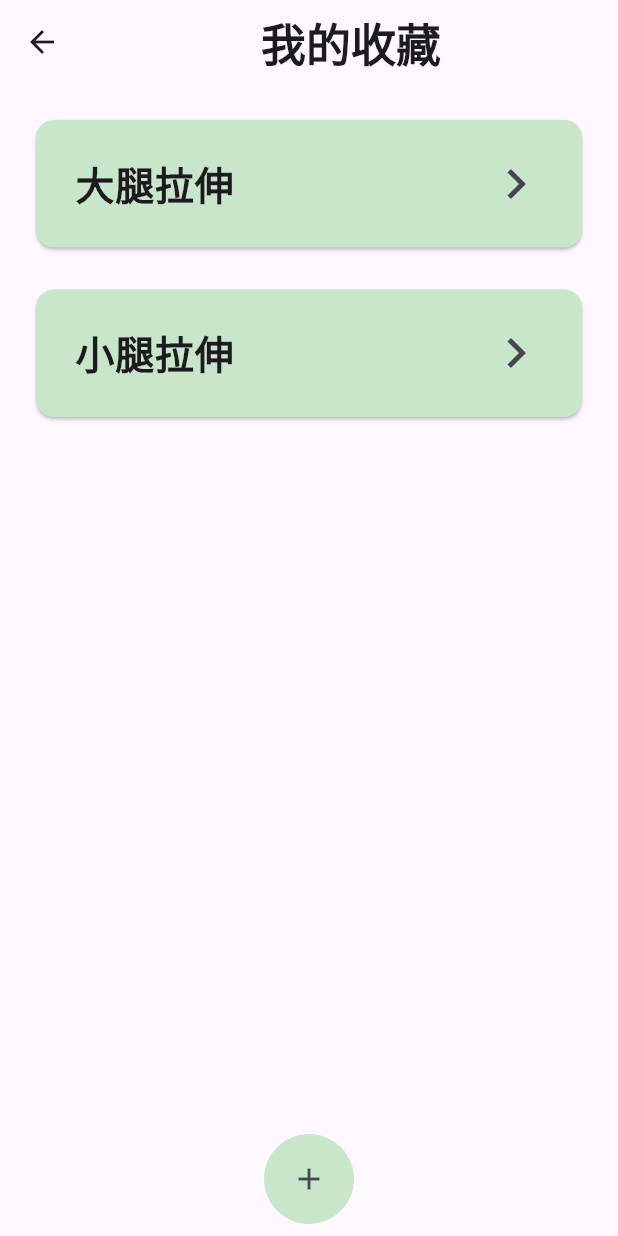
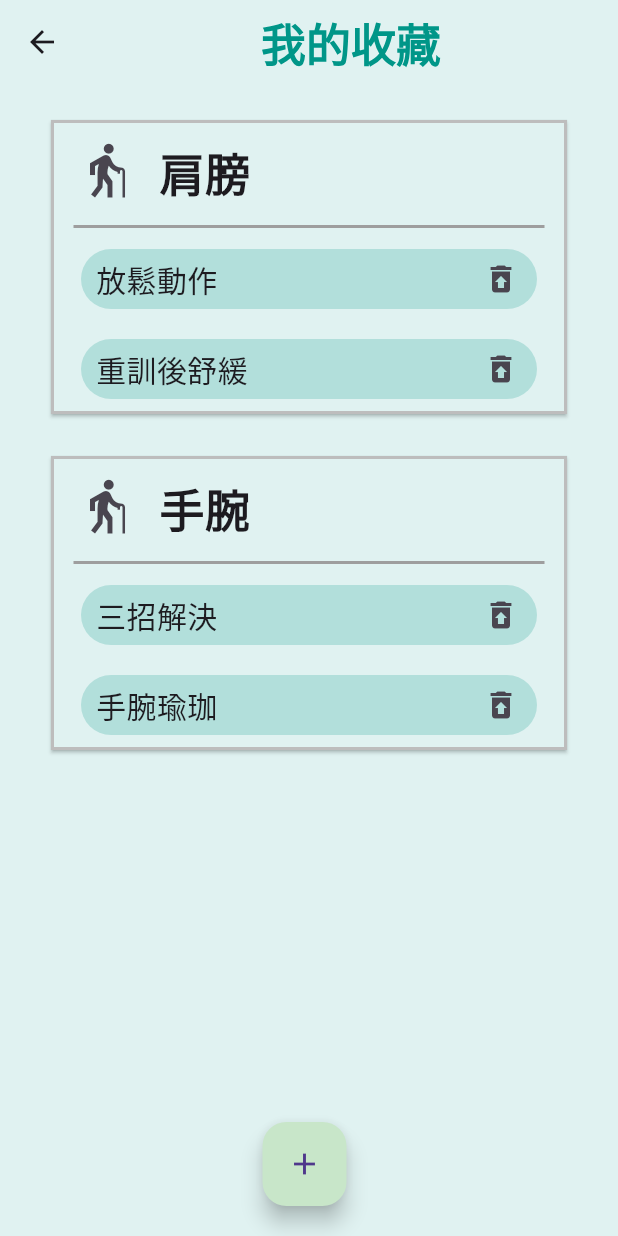
Before and after one commit to manipulateed/-, a Flutter app: the CollectionListView screen opened by its route, on a phone screen of 412 x 824 dp. Run offline on Flutter 3.47's test engine with Material 3 defaults, Android fonts, the phone set to English and light mode, and no system bars; our stand-ins replace calendar_date_picker2, flutter_spinkit, quickalert, shared_preferences; accounts and stored records are empty.

Commit message:
20240708_Modify_Login and Signup and CL View

```diff
--- a/view/lib/constants/button_style.dart
+++ b/view/lib/constants/button_style.dart
@@ -1,11 +1,6 @@
 import 'package:flutter/material.dart';
 
 class UI_ButtonStyle{
-
-  static ButtonStyle add_CL_ButtonStyle= ElevatedButton.styleFrom(
-    textStyle: const TextStyle(fontSize: 20, color: Colors.white),
-    backgroundColor: Colors.green[100],
-  );
 
   static ButtonStyle modify_User_ButtonStyle = IconButton.styleFrom(
     iconSize: 40.0,
--- a/view/lib/constants/route.dart
+++ b/view/lib/constants/route.dart
@@ -7,6 +7,7 @@ import 'package:view/pages/login_View.dart';
 import 'package:view/pages/signup_View.dart';
 import 'package:view/pages/collectionlist_View.dart';
 import 'package:view/pages/account_View.dart';
+import 'package:view/pages/collection_View.dart';
 
 class Routes {
 
@@ -16,7 +17,8 @@ class Routes {
   static const String signupView = '/signupview';
   static const String collectionView = '/collectionview';
   static const String accountView = '/accountview';
-  static const List pages = [HomeView(),HomeView(),HomeView(),HomeView()];
+  static const String collectView = '/collectview';
+  static const List pages = [HomeView(),CollectionListView(),HomeView(),HomeView(), AccountView()];
 
   static Map<String, WidgetBuilder> getRoutes() {
     return {
@@ -26,7 +28,7 @@ class Routes {
       signupView:(context)=> SignupView(),
       collectionView:(context)=> CollectionListView(),
       accountView: (context)=> AccountView(),
-
+      collectView: (context)=> CollectionView(),
     };
   }
 }
--- a/view/lib/constants/text_style.dart
+++ b/view/lib/constants/text_style.dart
@@ -3,13 +3,14 @@ import 'package:flutter/material.dart';
 class UI_TextStyle{
 
   static TextStyle CL_TextStyle = TextStyle(
-    fontSize: 26.0,
+    fontSize: 30.0,
     fontWeight: FontWeight.bold,
   );
 
   static TextStyle Title_TextStyle = TextStyle(
     fontSize: 30.0,
     fontWeight: FontWeight.bold,
+    color: Colors.teal
   );
 
   static TextStyle AccountTitle_TextStyle = TextStyle(
@@ -22,4 +23,8 @@ class UI_TextStyle{
     fontSize: 20.0,
   );
 
+  static TextStyle Collection_TextStyle = TextStyle(
+    fontSize: 20.0,
+  );
+
 }
--- a/view/lib/main.dart
+++ b/view/lib/main.dart
@@ -12,7 +12,7 @@ Future<void> main() async {
 
   runApp(MaterialApp(
     debugShowCheckedModeBanner: false,
-    initialRoute: loginState == null ? Routes.loginview : Routes.baseview,
+    initialRoute: loginState == null ? Routes.baseview : Routes.loginview,
     routes: Routes.getRoutes(),
   ));
 }
--- a/view/lib/pages/collectionlist_View.dart
+++ b/view/lib/pages/collectionlist_View.dart
@@ -11,22 +11,23 @@ class CollectionListView extends StatefulWidget {
 }
 
 class _CollectionViewState extends State<CollectionListView> {
+  List<Map<String, List<String>>> collection_List = [
+    {'肩膀': ["放鬆動作", "重訓後舒緩"]},
+    {'手腕': ["三招解決", "手腕瑜珈"]}
+  ];
 
-  List<String> collection_List = ['大腿拉伸', '小腿拉伸'];
-
-  void getCollectionList() async{
-
+  void getCollectionList() async {
+    // 從伺服器獲取收藏清單的邏輯
   }
 
   @override
-  void initState(){
+  void initState() {
     super.initState();
   }
 
   @override
   Widget build(BuildContext context) {
-
-    void _updateCL(List<String> newList) {
+    void _updateCL(List<Map<String, List<String>>> newList) {
       setState(() {
         collection_List = newList;
       });
@@ -34,38 +35,42 @@ class _CollectionViewState extends State<CollectionListView> {
 
     return Scaffold(
       resizeToAvoidBottomInset: false,
+      backgroundColor: Colors.teal[50],
       appBar: AppBar(
         title: Center(
           child: Text(
             "我的收藏",
-            style: UI_TextStyle.Title_TextStyle
+            style: UI_TextStyle.Title_TextStyle,
           ),
         ),
+        backgroundColor: Colors.teal[50],
       ),
-      body: Column(
-        crossAxisAlignment: CrossAxisAlignment.center,
-        mainAxisSize: MainAxisSize.min,
+      body: Stack(
         children: <Widget>[
-          SizedBox(
-            height: 700.0,
-            child:
-            Scrollbar(
-              child:ListView.builder(
-                  itemCount: collection_List.length,
-                  itemBuilder: (context, index) {
-                    CollectionListCard collectionListCard = CollectionListCard(name: collection_List[index]);
-                    return Padding(
-                      padding: EdgeInsets.fromLTRB(20.0, 20.0, 20.0, 0),
-                      child: collectionListCard.getCard()
-                    );
-                  }
+          Column(
+            crossAxisAlignment: CrossAxisAlignment.center,
+            mainAxisSize: MainAxisSize.min,
+            children: <Widget>[
+              Expanded(
+                child: Scrollbar(
+                  child: ListView.builder(
+                    itemCount: collection_List.length,
+                    itemBuilder: (context, index) {
+                      CollectionListCard collectionListCard = CollectionListCard(context: collection_List[index]);
+                      return Padding(
+                        padding: EdgeInsets.fromLTRB(30.0, 20.0, 30.0, 0),
+                        child: collectionListCard.getCard(this.context),
+                      );
+                    },
+                  ),
+                ),
               ),
-            ),
+            ],
           ),
-          SizedBox(
-            height: 60.0,
-            width: 60.0,
-            child: AddCLButton(CL: collection_List, onUpdateCL: _updateCL).getButton(context)
+          Positioned(
+            bottom: 20.0,
+            right: MediaQuery.of(context).size.width / 2 - 25,
+            child: AddCLButton(CL: collection_List, onUpdateCL: _updateCL).getButton(context),
           ),
         ],
       ),
--- a/view/lib/widgets/button/add_CL_Button.dart
+++ b/view/lib/widgets/button/add_CL_Button.dart
@@ -5,23 +5,22 @@ import 'package:quickalert/quickalert.dart';
 class AddCLButton {
   static String message = '';
 
-  List<String> CL = [];
-  dynamic Function(List<String>) onUpdateCL;
+  List<Map<String, List<String>>> CL = [];
+  dynamic Function(List<Map<String, List<String>>>) onUpdateCL;
 
   AddCLButton({
     required this.CL,
     required this.onUpdateCL,
   });
 
-  void _handlePressed(String newCL) {
+  void _handlePressed(Map<String, List<String>> newCL) {
     CL.add(newCL);
     onUpdateCL(CL);
   }
 
-  IconButton getButton(context){
-    return  IconButton(
-      style: UI_ButtonStyle.add_CL_ButtonStyle,
-      onPressed: () async{
+  FloatingActionButton getButton(context) {
+    return FloatingActionButton(
+      onPressed: () async {
         QuickAlert.show(
           context: context,
           type: QuickAlertType.custom,
@@ -46,7 +45,7 @@ class AddCLButton {
               );
               return;
             }
-            if (CL.contains(message)) {
+            if (CL.any((element) => element.containsKey(message))) {
               await QuickAlert.show(
                 context: context,
                 type: QuickAlertType.warning,
@@ -57,18 +56,19 @@ class AddCLButton {
               );
               return;
             }
-            _handlePressed(message);
+            _handlePressed({message: []});
             Navigator.pop(context);
-            await Future.delayed(const Duration(milliseconds: 1000));
+            await Future.delayed(const Duration(milliseconds: 300));
             await QuickAlert.show(
               context: context,
               type: QuickAlertType.success,
-              text: "Phone number '$message' has been saved!.",
+              text: "收藏清單 '$message' 已新增!",
             );
           },
         );
       },
-      icon: Icon(Icons.add),
+      child: Icon(Icons.add),
+      backgroundColor: Colors.green[100],
     );
   }
 }
--- a/view/lib/widgets/card/collection_Card.dart
+++ b/view/lib/widgets/card/collection_Card.dart
@@ -1,29 +1,88 @@
 import 'package:flutter/material.dart';
 import 'package:view/constants/text_style.dart';
-class CollectionListCard{
+import 'package:view/constants/route.dart';
 
-  String name = "";
+class CollectionListCard {
+  Map<String, List<String>> context = {};
 
-  CollectionListCard({required this.name});
+  CollectionListCard({required this.context});
 
-  Card getCard(){
+  Card getCard(context) {
     return Card(
-      color: Colors.green[100],
-      child: ListTile(
+      color: Colors.teal[50],
+      shape: RoundedRectangleBorder(
+          side: BorderSide(
+            // border color
+            color: Colors.grey.shade400,
+            // border thickness
+            width: 2,
+          )),
+      child: Column(
+        mainAxisSize: MainAxisSize.min,
+        children: <Widget>[
+          ListTile(
             onTap: () {
-
+              Navigator.pushReplacementNamed(context, Routes.collectView);
             },
+            leading: Icon(
+              Icons.elderly,
+              size: 40,
+            ),
             title: Padding(
-          padding: const EdgeInsets.fromLTRB(10.0, 15.0, 0, 15.0),
+              padding: const EdgeInsets.fromLTRB(0, 5.0, 0, 0),
               child: Text(
-            name,
+                this.context.keys.toList().first,
                 style: UI_TextStyle.CL_TextStyle,
               ),
             ),
-        trailing: Icon(
-          Icons.keyboard_arrow_right,
-          size: 40.0,
           ),
+          Divider(
+            height: 10,
+            thickness: 2,
+            indent: 15,
+            endIndent: 15,
+            color: Colors.grey,
+          ),
+          ListView.builder(
+            shrinkWrap: true,
+            physics: NeverScrollableScrollPhysics(),
+            itemCount: this.context.values.first.length,
+            itemBuilder: (context, index) {
+              String key = this.context.keys.toList().first;
+              List<String> items = this.context[key]!;
+
+              if (items.length > index) {
+                return Padding(
+                  padding: const EdgeInsets.fromLTRB(20, 10, 20, 10),
+                  child: Container(
+                    height: 40,
+                    decoration: BoxDecoration(
+                      borderRadius: BorderRadius.all(Radius.circular(60)),
+                      color: Colors.teal[100],
+                    ),
+                    child: Row(
+                      mainAxisAlignment: MainAxisAlignment.spaceBetween,
+                      children: [
+                        Padding(
+                          padding: const EdgeInsets.fromLTRB(10.0, 0, 0, 0),
+                          child: Text(
+                            items[index],
+                            style: UI_TextStyle.Collection_TextStyle,
+                          ),
+                        ),
+                        IconButton(
+                            onPressed: () {},
+                            icon: Icon(Icons.restore_from_trash)),
+                      ],
+                    ),
+                  ),
+                );
+              } else {
+                return Container(); // 確保不返回null
+              }
+            },
+          ),
+        ],
       ),
     );
   }
```
Also changed, not shown: view/lib/pages/base_View.dart (+32 -12 lines), view/lib/pages/collection_View.dart (added, +153 -0 lines), view/lib/pages/login_View.dart (+36 -55 lines), view/lib/pages/signup_View.dart (+86 -81 lines), view/lib/widgets/button/goto_Signup_or_Login.dart (added, +24 -0 lines), view/lib/widgets/button/return_Button.dart (added, +15 -0 lines), view/assets/Login.png (added), view/assets/Signup.png (added), view/pubspec.lock. Lines whose indentation alone changed are shown as unchanged.
